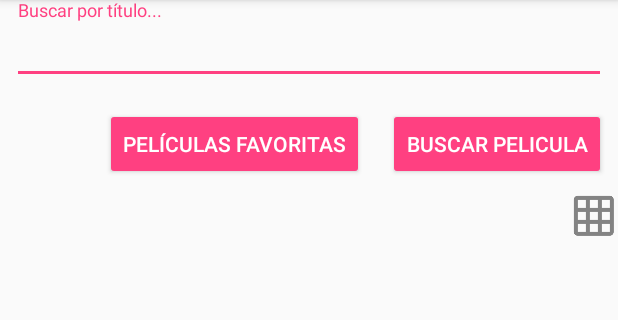
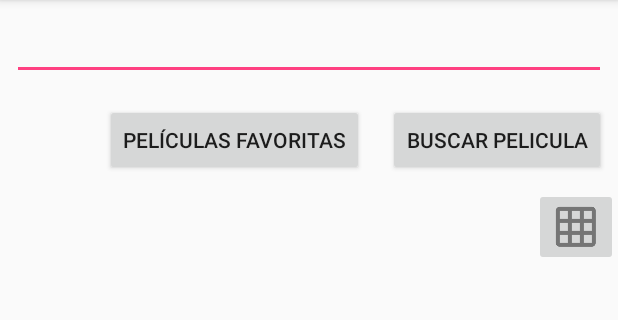
Before and after one commit to UTN-FRBA-Mobile/Clases-2018c2, an Android app: the MainActivity screen opened directly, with no data from a screen before it, on a phone screen of 412 x 824 dp, the part 84-404 px from its top. Run offline under Robolectric (Android 15) with nearby library versions, the phone set to English and light mode, and no system bars; our stand-ins replace Room's generated code.

Commit message:
Revert "Clase 5: - Incluí algunos elementos de com.android.support:design"
This reverts commit 6c01603

```diff
--- a/app/build.gradle
+++ b/app/build.gradle
@@ -40,8 +40,6 @@ dependencies {
     implementation 'com.squareup.okhttp3:logging-interceptor:3.9.0'
     implementation 'com.squareup.retrofit2:converter-gson:2.4.0'
 
-    api 'com.android.support:design:27.1.1'
-
     implementation "android.arch.persistence.room:runtime:1.1.1"
     kapt "android.arch.persistence.room:compiler:1.1.1"
 }
--- a/app/src/main/java/ar/edu/utn/frba/dadm/clases2018c2/clases_2018c2/MainActivity.kt
+++ b/app/src/main/java/ar/edu/utn/frba/dadm/clases2018c2/clases_2018c2/MainActivity.kt
@@ -52,6 +52,10 @@ class MainActivity : AppCompatActivity(), SearchedMoviesAdapter.IListener {
     }
 
     private fun SetUpUIElements() {
+        recyclerView.layoutManager = if (searchLayoutType == MovieAdapter.Layout_grid) GridLayoutManager(this@MainActivity, 3) else LinearLayoutManager(this@MainActivity)
+
+        searchRecyclerView.layoutManager = LinearLayoutManager(this)
+
         titleInput.addTextChangedListener(object : TextWatcher {
             override fun afterTextChanged(s: Editable) {}
 
@@ -127,7 +131,6 @@ class MainActivity : AppCompatActivity(), SearchedMoviesAdapter.IListener {
 
                 setLoading(false)
 
-                recyclerView.layoutManager = if (searchLayoutType == MovieAdapter.Layout_grid) GridLayoutManager(this@MainActivity, 3) else LinearLayoutManager(this@MainActivity)
                 adapter = MovieAdapter(this@MainActivity, movies, searchLayoutType, false)
                 recyclerView.adapter = adapter
             }
@@ -171,7 +174,6 @@ class MainActivity : AppCompatActivity(), SearchedMoviesAdapter.IListener {
                     return
                 }
 
-                searchRecyclerView.layoutManager = LinearLayoutManager(this@MainActivity)
                 searchedMoviesAdapter = SearchedMoviesAdapter(this@MainActivity, searchedMovies)
                 searchRecyclerView.adapter = searchedMoviesAdapter
                 searchRecyclerView.visibility = View.VISIBLE
--- a/app/src/main/res/layout/activity_main.xml
+++ b/app/src/main/res/layout/activity_main.xml
@@ -11,18 +11,11 @@
         android:orientation="vertical"
         android:gravity="top|center_horizontal">
 
-        <android.support.design.widget.TextInputLayout
+        <EditText android:id="@+id/titleInput"
             android:layout_width="match_parent"
             android:layout_height="wrap_content"
-            android:hint="Buscar por título...">
-
-            <android.support.design.widget.TextInputEditText
-                android:id="@+id/titleInput"
-                android:layout_width="match_parent"
-                android:layout_margin="8dp"
-                android:inputType="text"
-                android:layout_height="wrap_content" />
-        </android.support.design.widget.TextInputLayout>
+            android:layout_margin="8dp"
+            android:inputType="text" />
         <LinearLayout
             android:layout_width="match_parent"
             android:layout_height="wrap_content"
@@ -36,18 +29,16 @@
                 android:layout_width="wrap_content"
                 android:layout_height="wrap_content"
                 android:layout_margin="8dp"
-                style="@style/Widget.AppCompat.Button.Colored"
                 android:text="@string/favMovies"/>
 
             <Button android:id="@+id/findButton"
                 android:layout_width="wrap_content"
                 android:layout_height="wrap_content"
                 android:layout_margin="8dp"
-                style="@style/Widget.AppCompat.Button.Colored"
                 android:text="@string/findMovie"/>
         </LinearLayout>
 
-        <ImageView
+        <android.support.v7.widget.AppCompatImageButton
             android:layout_width="wrap_content"
             android:layout_height="wrap_content"
             android:visibility="gone"
@@ -55,7 +46,7 @@
             android:src="@drawable/ic_list_view"
             android:id="@+id/listView"/>
 
-        <ImageView
+        <android.support.v7.widget.AppCompatImageButton
             android:layout_width="wrap_content"
             android:layout_height="wrap_content"
             android:layout_gravity="end"
```
Also changed, not shown: app/src/main/res/layout/activity_splash.xml (+8 -12 lines).
